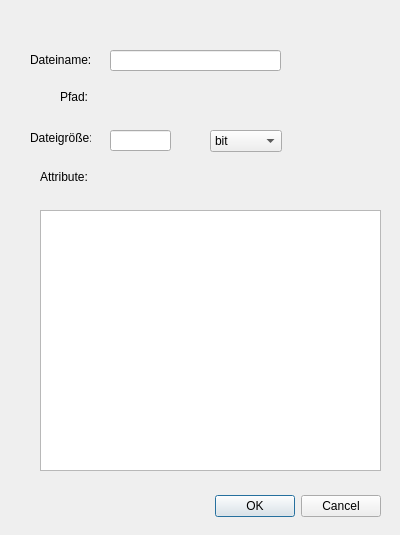
The window that src/fileproperties.ui (RaufasertapetenEnjoyer/Betriebssysteme-Projekt) describes before a commit, drawn with Qt 5.
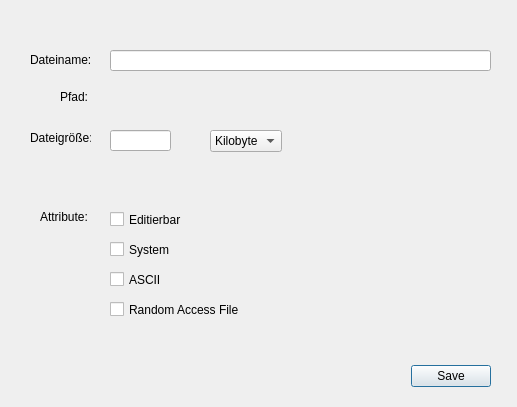
The same window after the commit.

Patch:
```diff
--- a/src/fileproperties.ui
+++ b/src/fileproperties.ui
@@ -6,8 +6,8 @@
    <rect>
     <x>0</x>
     <y>0</y>
-    <width>400</width>
-    <height>535</height>
+    <width>517</width>
+    <height>407</height>
    </rect>
   </property>
   <property name="windowTitle">
@@ -16,8 +16,8 @@
   <widget class="QDialogButtonBox" name="buttonBox">
    <property name="geometry">
     <rect>
-     <x>40</x>
-     <y>490</y>
+     <x>150</x>
+     <y>360</y>
      <width>341</width>
      <height>32</height>
     </rect>
@@ -26,7 +26,7 @@
     <enum>Qt::Horizontal</enum>
    </property>
    <property name="standardButtons">
-    <set>QDialogButtonBox::Cancel|QDialogButtonBox::Ok</set>
+    <set>QDialogButtonBox::Save</set>
    </property>
   </widget>
   <widget class="QLabel" name="label">
@@ -72,7 +72,7 @@
    <property name="geometry">
     <rect>
      <x>40</x>
-     <y>170</y>
+     <y>210</y>
      <width>47</width>
      <height>13</height>
     </rect>
@@ -86,7 +86,7 @@
     <rect>
      <x>110</x>
      <y>50</y>
-     <width>171</width>
+     <width>381</width>
      <height>21</height>
     </rect>
    </property>
@@ -99,8 +99,8 @@
     <rect>
      <x>110</x>
      <y>90</y>
-     <width>47</width>
-     <height>13</height>
+     <width>381</width>
+     <height>16</height>
     </rect>
    </property>
    <property name="text">
@@ -131,28 +131,60 @@
    </property>
    <item>
     <property name="text">
-     <string>bit</string>
-    </property>
-   </item>
-   <item>
-    <property name="text">
-     <string>byte</string>
-    </property>
-   </item>
-   <item>
-    <property name="text">
-     <string/>
+     <string>Kilobyte</string>
     </property>
    </item>
   </widget>
-  <widget class="QListWidget" name="listWidget">
+  <widget class="QCheckBox" name="checkBox">
    <property name="geometry">
     <rect>
-     <x>40</x>
+     <x>110</x>
      <y>210</y>
-     <width>341</width>
-     <height>261</height>
+     <width>72</width>
+     <height>19</height>
     </rect>
+   </property>
+   <property name="text">
+    <string>Editierbar</string>
+   </property>
+  </widget>
+  <widget class="QCheckBox" name="checkBox_2">
+   <property name="geometry">
+    <rect>
+     <x>110</x>
+     <y>240</y>
+     <width>72</width>
+     <height>19</height>
+    </rect>
+   </property>
+   <property name="text">
+    <string>System</string>
+   </property>
+  </widget>
+  <widget class="QCheckBox" name="checkBox_3">
+   <property name="geometry">
+    <rect>
+     <x>110</x>
+     <y>270</y>
+     <width>72</width>
+     <height>19</height>
+    </rect>
+   </property>
+   <property name="text">
+    <string>ASCII</string>
+   </property>
+  </widget>
+  <widget class="QCheckBox" name="checkBox_4">
+   <property name="geometry">
+    <rect>
+     <x>110</x>
+     <y>300</y>
+     <width>131</width>
+     <height>19</height>
+    </rect>
+   </property>
+   <property name="text">
+    <string>Random Access File</string>
    </property>
   </widget>
  </widget>
```
